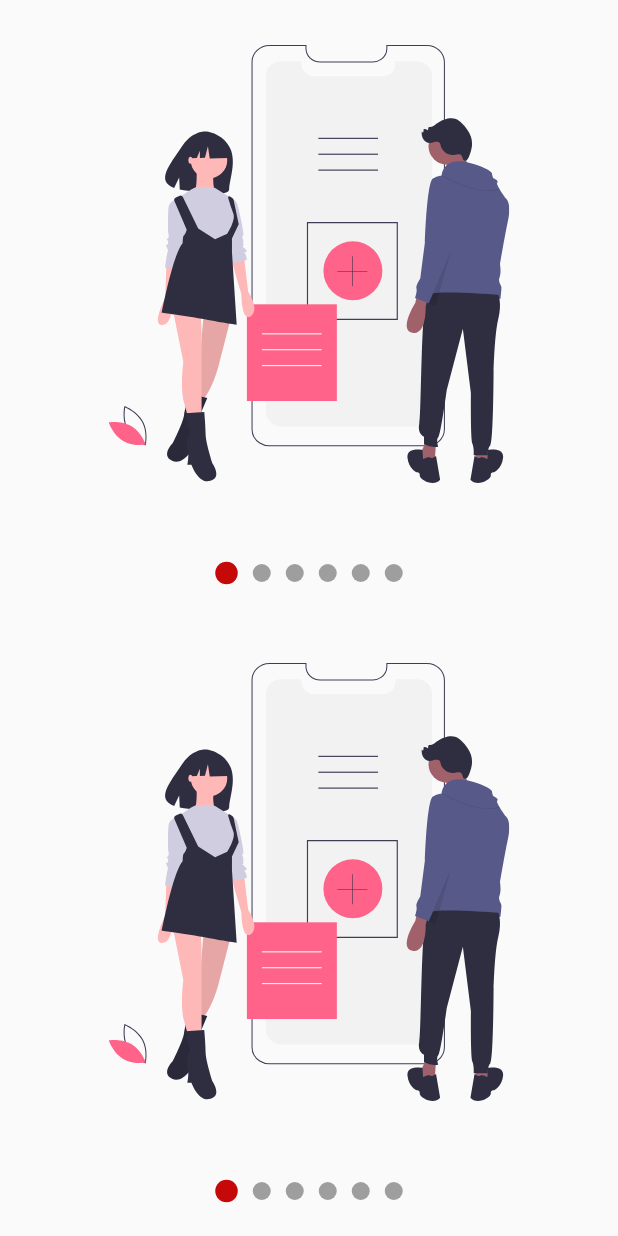
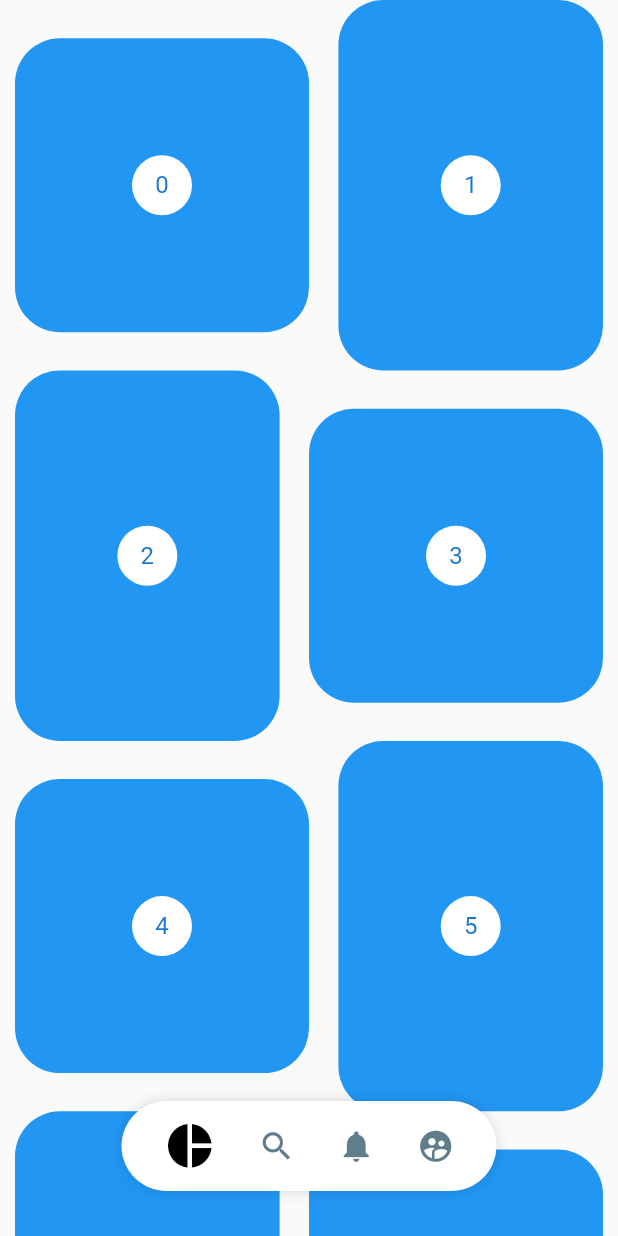
Before and after one commit to JAIME1523/cuadradoAnimadoFlutter, a Flutter app: the screen it shows after launch, on a phone screen of 412 x 824 dp. Run offline on Flutter 3.47's test engine with Material 2 defaults, Android fonts, the phone set to English and light mode, and no system bars; our stand-ins replace flutter_svg.

Commit message:
Final de la seccion

```diff
--- a/lib/main.dart
+++ b/lib/main.dart
@@ -1,9 +1,10 @@
 // import 'package:designs/labs/circular_progres_page.dart';
 // import 'package:designs/pages/grafias_ciculares.dart';
 // import 'package:designs/src/labs/slideshow_page.dart';
+import 'package:designs/src/pages/painterest_page.dart';
 import 'package:flutter/material.dart';
 
-import 'src/pages/slideshow_page.dart';
+// import 'src/pages/slideshow_page.dart';
 
 void main() => runApp(const MyApp());
 
@@ -16,7 +17,7 @@ class MyApp extends StatelessWidget {
       debugShowCheckedModeBanner: false,
       title: 'Material App',
       home:
-       SildeShowPage(),
+       PrinterestPage(),
     );
   }
 }
--- /dev/null
+++ b/lib/src/pages/painterest_page.dart
@@ -0,0 +1,157 @@
+import 'package:designs/src/widgets/printerest_menu.dart';
+import 'package:flutter/material.dart';
+import 'package:flutter_staggered_grid_view/flutter_staggered_grid_view.dart';
+import 'package:provider/provider.dart';
+
+class PrinterestPage extends StatelessWidget {
+  const PrinterestPage({Key? key}) : super(key: key);
+
+  @override
+  Widget build(BuildContext context) {
+    return ChangeNotifierProvider(
+      create: (_) => _MenuModel(),
+      child: Scaffold(
+        body: Stack(
+          children: const [
+            PinterestGrid(),
+            _MenuLocation(),
+          ],
+        ),
+
+        // body: PrinterestMenu(),
+      ),
+    );
+  }
+}
+
+class _MenuLocation extends StatelessWidget {
+  const _MenuLocation({
+    Key? key,
+  }) : super(key: key);
+
+  @override
+  Widget build(BuildContext context) {
+    final widthPantalla = MediaQuery.of(context).size.width;
+    final mostar = Provider.of<_MenuModel>(context).mostrar;
+    return Positioned(
+        bottom: 30,
+        child: Container(
+            width: widthPantalla,
+            child: Align(
+                child: PrinterestMenu(
+              // activeColor: Colors.pink,
+              // inactiveColor: Colors.blueAccent,
+              // backgroundColor: Colors.pinkAccent,
+              mostar: mostar,
+              items: [
+                PrinterestButto(
+                    icon: Icons.pie_chart,
+                    onPressed: () {
+                      print('pie_chart');
+                    }),
+                PrinterestButto(
+                    icon: Icons.search,
+                    onPressed: () {
+                      print('search');
+                    }),
+                PrinterestButto(
+                    icon: Icons.notifications,
+                    onPressed: () {
+                      print('notifications');
+                    }),
+                PrinterestButto(
+                    icon: Icons.supervised_user_circle,
+                    onPressed: () {
+                      print('supervised_user_circle');
+                    }),
+              ],
+            ))));
+  }
+}
+
+class PinterestGrid extends StatefulWidget {
+  const PinterestGrid({Key? key}) : super(key: key);
+
+  @override
+  State<PinterestGrid> createState() => _PinterestGridState();
+}
+
+class _PinterestGridState extends State<PinterestGrid> {
+  ScrollController controller = ScrollController();
+  final List<int> items = List.generate(200, (index) => index);
+  double scrollAnterior = 0;
+  @override
+  void initState() {
+    controller.addListener(() {
+      print('ScrollListener ${controller.offset}');
+
+      if (controller.offset > scrollAnterior && controller.offset > 150) {
+        Provider.of<_MenuModel>(context, listen: false).mostrar = false;
+
+        print('ocultar menu');
+      } else {
+        Provider.of<_MenuModel>(context, listen: false).mostrar = true;
+
+        print('MOstar mnenu');
+      }
+      scrollAnterior = controller.offset;
+    });
+    super.initState();
+  }
+
+  @override
+  Widget build(BuildContext context) {
+    return GridView.custom(
+      controller: controller,
+      padding: const EdgeInsets.symmetric(horizontal: 10),
+      gridDelegate: SliverWovenGridDelegate.count(
+        crossAxisCount: 2,
+        pattern: [
+          const WovenGridTile(1),
+          const WovenGridTile(
+            5 / 7,
+            crossAxisRatio: 0.9,
+            alignment: AlignmentDirectional.centerEnd,
+          ),
+        ],
+      ),
+      childrenDelegate: SliverChildBuilderDelegate(
+          (context, index) => _PinterestItem(index: index),
+          childCount: items.length),
+    );
+  }
+}
+
+class _PinterestItem extends StatelessWidget {
+  final int index;
+  const _PinterestItem({
+    Key? key,
+    required this.index,
+  }) : super(key: key);
+
+  @override
+  Widget build(BuildContext context) {
+    return Container(
+      decoration: const BoxDecoration(
+          color: Colors.blue,
+          borderRadius: BorderRadius.all(Radius.circular(30))),
+      child: Center(
+        child: CircleAvatar(
+          backgroundColor: Colors.white,
+          child: Text('$index'),
+        ),
+      ),
+    );
+  }
+}
+
+class _MenuModel with ChangeNotifier {
+  bool _mostrar = true;
+
+  bool get mostrar => _mostrar;
+
+  set mostrar(bool value) {
+    _mostrar = value;
+    notifyListeners();
+  }
+}
--- /dev/null
+++ b/lib/src/widgets/printerest_menu.dart
@@ -0,0 +1,157 @@
+import 'package:flutter/material.dart';
+import 'package:provider/provider.dart';
+
+class PrinterestButto {
+  // final Function? onPressed;
+  //para ponder mandar a llamar la función en la seccion de _PrinterestMenuButtom
+  final VoidCallback onPressed;
+  final IconData icon;
+
+  PrinterestButto({required this.onPressed, required this.icon});
+}
+
+class PrinterestMenu extends StatelessWidget {
+  PrinterestMenu({
+    Key? key,
+    this.mostar = true,
+    this.backgroundColor = Colors.white,
+    this.activeColor = Colors.black,
+    this.inactiveColor = Colors.blueGrey,
+    required this.items,
+  }) : super(key: key);
+  final Color backgroundColor;
+  final Color activeColor; //black
+  final Color inactiveColor; //blue
+  final bool mostar;
+  final List items;
+
+  // final List items = [
+  //   PrinterestButto(
+  //       icon: Icons.pie_chart,
+  //       onPressed: () {
+  //         print('pie_chart');
+  //       }),
+  //   PrinterestButto(
+  //       icon: Icons.search,
+  //       onPressed: () {
+  //         print('search');
+  //       }),
+  //   PrinterestButto(
+  //       icon: Icons.notifications,
+  //       onPressed: () {
+  //         print('notifications');
+  //       }),
+  //   PrinterestButto(
+  //       icon: Icons.supervised_user_circle,
+  //       onPressed: () {
+  //         print('supervised_user_circle');
+  //       }),
+  // ];
+
+  @override
+  Widget build(BuildContext context) {
+    return ChangeNotifierProvider(
+      create: (_) => _MenuModel(),
+      child: AnimatedOpacity(
+        duration: const Duration(milliseconds: 250),
+        opacity: (mostar) ? 1 : 0,
+        child: Builder(
+          builder: (BuildContext context) {
+            Provider.of<_MenuModel>(context).backgroundColor = backgroundColor;
+            Provider.of<_MenuModel>(context).activeColor = activeColor;
+            Provider.of<_MenuModel>(context).inactiveColor = inactiveColor;
+
+            return _PrinteredMenuBackground(
+              child: _MenuItems(menuItems: items),
+            );
+          },
+        ),
+      ),
+    );
+  }
+}
+
+class _PrinteredMenuBackground extends StatelessWidget {
+  const _PrinteredMenuBackground({
+    Key? key,
+    required this.child,
+  }) : super(key: key);
+  final Widget child;
+
+  @override
+  Widget build(BuildContext context) {
+    Color backgroundColor = Provider.of<_MenuModel>(context).backgroundColor;
+    return Container(
+      child: child,
+      width: 250,
+      height: 60,
+      decoration: BoxDecoration(
+          color: backgroundColor,
+          borderRadius: const BorderRadius.all(Radius.circular(100)),
+          boxShadow: const <BoxShadow>[
+            BoxShadow(color: Colors.black38, blurRadius: 10, spreadRadius: -5)
+          ]),
+    );
+  }
+}
+
+class _MenuItems extends StatelessWidget {
+  const _MenuItems({Key? key, required this.menuItems}) : super(key: key);
+
+  final List menuItems;
+
+  @override
+  Widget build(BuildContext context) {
+    return Row(
+        mainAxisAlignment: MainAxisAlignment.spaceEvenly,
+        children: List.generate(
+            menuItems.length,
+            (index) => _PrinterestMenuButtom(
+                  index: index,
+                  item: menuItems[index],
+                )));
+  }
+}
+
+class _PrinterestMenuButtom extends StatelessWidget {
+  const _PrinterestMenuButtom(
+      {Key? key, required this.index, required this.item})
+      : super(key: key);
+  final int index;
+  final PrinterestButto item;
+  @override
+  Widget build(BuildContext context) {
+    final itemSeleccionado = Provider.of<_MenuModel>(context).itemSeleccionado;
+
+    return GestureDetector(
+      onTap: () {
+        //se pone el listen false para que no redibuje todo el widget
+        Provider.of<_MenuModel>(context, listen: false).itemSeleccionado =
+            index;
+
+        item.onPressed();
+      },
+      behavior: HitTestBehavior.translucent,
+      child: Container(
+          child: Icon(item.icon,
+              size: (itemSeleccionado == index) ? 35 : 25,
+              color: (itemSeleccionado == index)
+                  ? Provider.of<_MenuModel>(context).activeColor
+                  : Provider.of<_MenuModel>(context).inactiveColor)),
+    );
+  }
+}
+
+class _MenuModel with ChangeNotifier {
+  Color backgroundColor = Colors.white;
+  Color activeColor = Colors.white; //black
+  Color inactiveColor = Colors.blueGrey;
+  int _itemSeleccionado = 0;
+
+  int get itemSeleccionado => _itemSeleccionado;
+
+  set itemSeleccionado(int index) {
+    _itemSeleccionado = index;
+    notifyListeners();
+  }
+}
--- a/pubspec.yaml
+++ b/pubspec.yaml
@@ -30,6 +30,7 @@ dependencies:
   cupertino_icons: ^1.0.2
   flutter:
     sdk: flutter
+  flutter_staggered_grid_view: ^0.6.1
   flutter_svg: ^1.0.3
   provider: ^6.0.2
 
```
Also changed, not shown: pubspec.lock.
